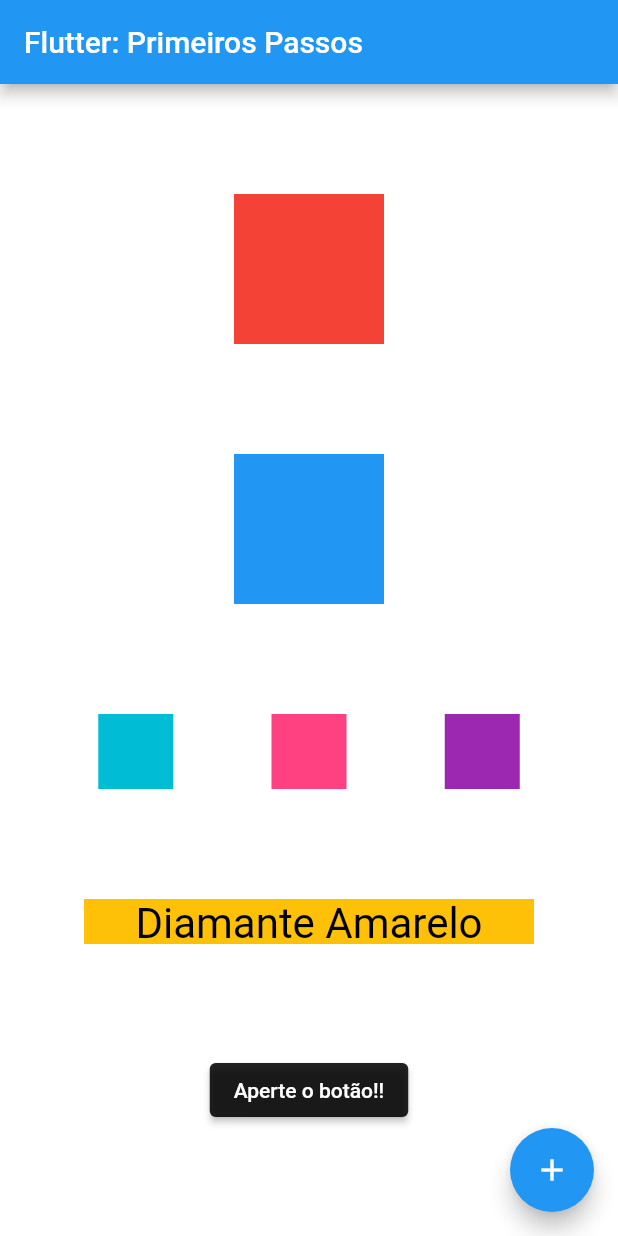
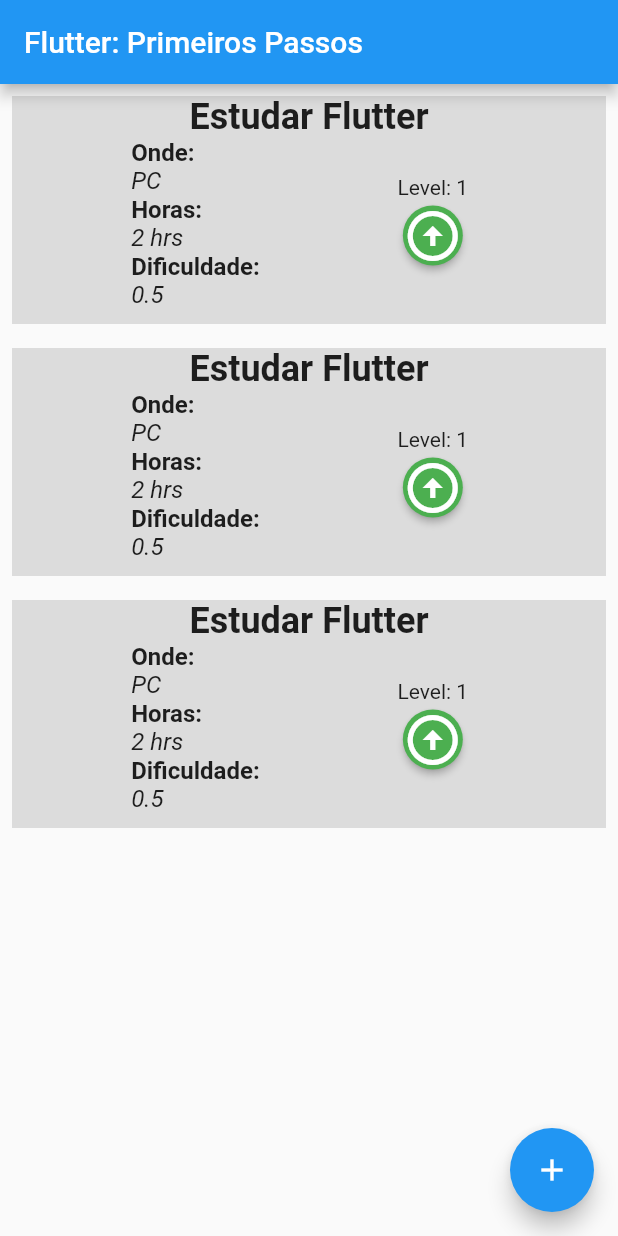
Before and after one commit to Kakomo/organizador_pessoal, a Flutter app: the screen it shows after launch, on a phone screen of 412 x 824 dp. Run offline on Flutter 3.47's test engine with Material 2 defaults, Android fonts, the phone set to English and light mode, and no system bars.

Commit message:
Aula 3
Criamos um widget estático sem estado. Aprendemos sobre o ListView.

```diff
--- a/lib/main.dart
+++ b/lib/main.dart
@@ -1,4 +1,5 @@
 import 'package:flutter/material.dart';
+import 'package:organizador_pessoal/tarefa.dart';
 
 void main() {
   runApp(const MyApp());
@@ -19,66 +20,11 @@ class MyApp extends StatelessWidget {
         appBar: AppBar(
           title: const Text('Flutter: Primeiros Passos'),
         ),
-        body: Container(
-          color: Colors.white,
-          child: Column(
-            mainAxisAlignment: MainAxisAlignment.spaceEvenly,
-            crossAxisAlignment: CrossAxisAlignment.center,
-            children: [
-              Container(
-                color: Colors.red,
-                height: 100,
-                width: 100,
-              ),
-              Container(
-                color: Colors.blue,
-                height: 100,
-                width: 100,
-              ),
-              Row(
-                mainAxisAlignment: MainAxisAlignment.spaceEvenly,
-                crossAxisAlignment: CrossAxisAlignment.center,
-                children: [
-                  Container(
-                    color: Colors.cyan,
-                    height: 50,
-                    width: 50,
-                  ),
-                  Container(
-                    color: Colors.pinkAccent,
-                    height: 50,
-                    width: 50,
-                  ),
-                  Container(
-                    color: Colors.purple,
-                    height: 50,
-                    width: 50,
-                  ),
-                ],
-              ),
-              Container(
-                color: Colors.amber,
-                height: 30,
-                width: 300,
-                child: const Text(
-                  'Diamante Amarelo', // palavra aleatoria
-                  style: TextStyle(
-                    color: Colors.black,
-                    fontSize: 28,
-                  ),
-                  textAlign: TextAlign.center,
-                ),
-              ),
-              ElevatedButton(
-                onPressed: () {
-                  print('Você apertou o Botão!');
-                },
-                child: const Text('Aperte o botão!!'),
-                style: ElevatedButton.styleFrom(primary: Colors.black87),
-              )
-            ],
-          ),
-        ),
+        body: ListView(children: const [
+          Tarefas('Estudar Flutter', 'PC', 2, 0.5),
+          Tarefas('Estudar Flutter', 'PC', 2, 0.5),
+          Tarefas('Estudar Flutter', 'PC', 2, 0.5),
+        ],),
         floatingActionButton: FloatingActionButton(onPressed: () {
           print('Você apertou o FAB!');
         },child: const Icon(Icons.add),),
--- /dev/null
+++ b/lib/tarefa.dart
@@ -0,0 +1,101 @@
+import 'package:flutter/material.dart';
+
+//Tarefa StateLess, será atualizada para StateFull!
+class Tarefas extends StatelessWidget {
+
+  final String nome;
+  final String lugar;
+  final int tempo;
+  final double dificuldade;
+
+  const Tarefas(this.nome, this.lugar, this.tempo, this.dificuldade,
+      {Key? key})
+      : super(key: key);
+
+  @override
+  Widget build(BuildContext context) {
+    int level = 1;
+
+    return Padding(
+      padding: const EdgeInsets.all(8.0),
+      child: Container(
+        color: Colors.black12,
+        child: Column(
+          mainAxisAlignment: MainAxisAlignment.spaceEvenly,
+          children: [
+            Text(
+              nome,
+              style: const TextStyle(fontSize: 24, fontWeight: FontWeight.bold),
+            ),
+            Row(
+              mainAxisAlignment: MainAxisAlignment.spaceEvenly,
+              children: [
+                Flexible(
+                  child: Column(
+                    mainAxisAlignment: MainAxisAlignment.spaceEvenly,
+                    crossAxisAlignment: CrossAxisAlignment.start,
+                    children: [
+                      const Text(
+                        'Onde:',
+                        style:
+                            TextStyle(fontSize: 16, fontWeight: FontWeight.bold),
+                      ),
+                      Text(
+                        lugar,
+                        style: const TextStyle(
+                            fontSize: 16, fontStyle: FontStyle.italic),
+                      ),
+                      const Text(
+                        'Horas: ',
+                        style:
+                            TextStyle(fontSize: 16, fontWeight: FontWeight.bold),
+                      ),
+                      Text(
+                        '${tempo} hrs',
+                        style: const TextStyle(
+                            fontSize: 16, fontStyle: FontStyle.italic),
+                      ),
+                      const Text(
+                        'Dificuldade:',
+                        style:
+                            TextStyle(fontSize: 16, fontWeight: FontWeight.bold),
+                      ),
+                      Text(
+                        dificuldade.toString(),
+                        style: const TextStyle(
+                            fontSize: 16, fontStyle: FontStyle.italic),
+                      ),
+                    ],
+                  ),
+                ),
+                Column(
+                  mainAxisAlignment: MainAxisAlignment.spaceEvenly,
+                  children: [
+                    Text('Level: $level'),
+                    ElevatedButton(
+                      onPressed: () {
+                        level++;
+                        print(level);
+                      },
+                      style: ElevatedButton.styleFrom(
+                        primary: Colors.green,
+                        shape: CircleBorder(),
+                      ),
+                      child: Icon(
+                        Icons.arrow_circle_up,
+                        size: 40.0,
+                      ),
+                    ),
+                  ],
+                ),
+              ],
+            ),
+            const SizedBox(
+              height: 10,
+            ),
+          ],
+        ),
+      ),
+    );
+  }
+}
--- a/lib/tela1.dart
+++ b/lib/tela1.dart
@@ -1,5 +1,8 @@
 import 'package:flutter/material.dart';
 
+//Criado na Aula 3
+
+///Primeira tela do nosso aplicativo, apenas para entender como os Widgets Nativos funcionam. Não será utilizado no projeto posteriormente.
 class Tela1 extends StatelessWidget {
   const Tela1({Key? key}) : super(key: key);
 
```
